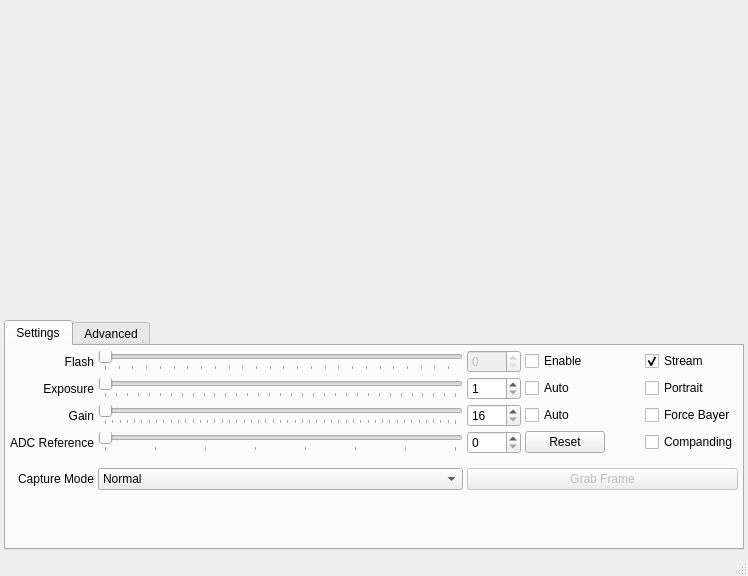
Before: the Qt Designer form cpp/ui/mainwindow.ui in emergent-design/libpsinc, drawn with Qt 5.
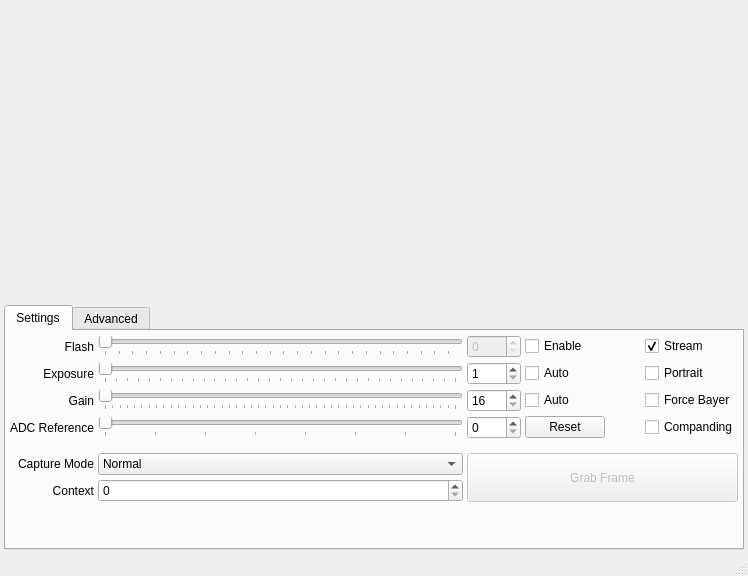
After: the same form once the commit is applied.

Commit message: Added context switching to the qt example application. It now applies the settings on the primary tab (exposure and gain sliders for example) to the appropriate context.

Diff of the .ui file:
```diff
--- a/cpp/ui/mainwindow.ui
+++ b/cpp/ui/mainwindow.ui
@@ -80,7 +80,7 @@
         <property name="spacing">
          <number>4</number>
         </property>
-        <item row="1" column="5">
+        <item row="1" column="6">
          <widget class="QCheckBox" name="portraitCheck">
           <property name="text">
            <string>Portrait</string>
@@ -97,7 +97,7 @@
           </property>
          </widget>
         </item>
-        <item row="3" column="5">
+        <item row="3" column="6">
          <widget class="QCheckBox" name="colourCheck">
           <property name="text">
            <string>Force Bayer</string>
@@ -114,7 +114,7 @@
           </property>
          </widget>
         </item>
-        <item row="1" column="2">
+        <item row="1" column="3">
          <widget class="QSpinBox" name="exposureSpin">
           <property name="minimum">
            <number>1</number>
@@ -124,7 +124,7 @@
           </property>
          </widget>
         </item>
-        <item row="6" column="4">
+        <item row="6" column="5">
          <spacer name="horizontalSpacer">
           <property name="orientation">
            <enum>Qt::Horizontal</enum>
@@ -137,7 +137,14 @@
           </property>
          </spacer>
         </item>
-        <item row="0" column="3">
+        <item row="1" column="4">
+         <widget class="QCheckBox" name="exposureCheck">
+          <property name="text">
+           <string>Auto</string>
+          </property>
+         </widget>
+        </item>
+        <item row="0" column="4">
          <widget class="QCheckBox" name="flashCheck">
           <property name="text">
            <string>Enable</string>
@@ -154,14 +161,7 @@
           </property>
          </widget>
         </item>
-        <item row="1" column="3">
-         <widget class="QCheckBox" name="exposureCheck">
-          <property name="text">
-           <string>Auto</string>
-          </property>
-         </widget>
-        </item>
-        <item row="0" column="1">
+        <item row="0" column="2">
          <widget class="QSlider" name="flashSlider">
           <property name="enabled">
            <bool>false</bool>
@@ -202,7 +202,7 @@
           </property>
          </widget>
         </item>
-        <item row="0" column="2">
+        <item row="0" column="3">
          <widget class="QSpinBox" name="flashSpin">
           <property name="enabled">
            <bool>false</bool>
@@ -212,54 +212,7 @@
           </property>
          </widget>
         </item>
-        <item row="1" column="1">
-         <widget class="QSlider" name="exposureSlider">
-          <property name="minimum">
-           <number>1</number>
-          </property>
-          <property name="maximum">
-           <number>1024</number>
-          </property>
-          <property name="singleStep">
-           <number>8</number>
-          </property>
-          <property name="pageStep">
-           <number>32</number>
-          </property>
-          <property name="orientation">
-           <enum>Qt::Horizontal</enum>
-          </property>
-          <property name="tickPosition">
-           <enum>QSlider::TicksBelow</enum>
-          </property>
-          <property name="tickInterval">
-           <number>32</number>
-          </property>
-         </widget>
-        </item>
-        <item row="3" column="1">
-         <widget class="QSlider" name="gainSlider">
-          <property name="minimum">
-           <number>16</number>
-          </property>
-          <property name="maximum">
-           <number>64</number>
-          </property>
-          <property name="pageStep">
-           <number>8</number>
-          </property>
-          <property name="orientation">
-           <enum>Qt::Horizontal</enum>
-          </property>
-          <property name="tickPosition">
-           <enum>QSlider::TicksBelow</enum>
-          </property>
-          <property name="tickInterval">
-           <number>1</number>
-          </property>
-         </widget>
-        </item>
-        <item row="6" column="1">
+        <item row="6" column="2">
          <widget class="QSlider" name="adcSlider">
           <property name="maximum">
            <number>7</number>
@@ -281,7 +234,68 @@
           </property>
          </widget>
         </item>
+        <item row="1" column="2">
+         <widget class="QSlider" name="exposureSlider">
+          <property name="minimum">
+           <number>1</number>
+          </property>
+          <property name="maximum">
+           <number>1024</number>
+          </property>
+          <property name="singleStep">
+           <number>8</number>
+          </property>
+          <property name="pageStep">
+           <number>32</number>
+          </property>
+          <property name="orientation">
+           <enum>Qt::Horizontal</enum>
+          </property>
+          <property name="tickPosition">
+           <enum>QSlider::TicksBelow</enum>
+          </property>
+          <property name="tickInterval">
+           <number>32</number>
+          </property>
+         </widget>
+        </item>
         <item row="3" column="2">
+         <widget class="QSlider" name="gainSlider">
+          <property name="minimum">
+           <number>16</number>
+          </property>
+          <property name="maximum">
+           <number>64</number>
+          </property>
+          <property name="pageStep">
+           <number>8</number>
+          </property>
+          <property name="orientation">
+           <enum>Qt::Horizontal</enum>
+          </property>
+          <property name="tickPosition">
+           <enum>QSlider::TicksBelow</enum>
+          </property>
+          <property name="tickInterval">
+           <number>1</number>
+          </property>
+         </widget>
+        </item>
+        <item row="6" column="3">
+         <widget class="QSpinBox" name="adcSpin">
+          <property name="maximum">
+           <number>7</number>
+          </property>
+         </widget>
+        </item>
+        <item row="3" column="4">
+         <widget class="QCheckBox" name="gainCheck">
+          <property name="text">
+           <string>Auto</string>
+          </property>
+         </widget>
+        </item>
+        <item row="3" column="3">
          <widget class="QSpinBox" name="gainSpin">
           <property name="suffix">
            <string/>
@@ -294,48 +308,21 @@
           </property>
          </widget>
         </item>
-        <item row="6" column="2">
-         <widget class="QSpinBox" name="adcSpin">
-          <property name="maximum">
-           <number>7</number>
-          </property>
-         </widget>
-        </item>
-        <item row="3" column="3">
-         <widget class="QCheckBox" name="gainCheck">
-          <property name="text">
-           <string>Auto</string>
-          </property>
-         </widget>
-        </item>
-        <item row="6" column="5">
+        <item row="6" column="6">
          <widget class="QCheckBox" name="compandingCheck">
           <property name="text">
            <string>Companding</string>
           </property>
          </widget>
         </item>
-        <item row="6" column="3">
+        <item row="6" column="4">
          <widget class="QPushButton" name="adcReset">
           <property name="text">
            <string>Reset</string>
           </property>
          </widget>
         </item>
-        <item row="9" column="1">
-         <spacer name="verticalSpacer">
-          <property name="orientation">
-           <enum>Qt::Vertical</enum>
-          </property>
-          <property name="sizeHint" stdset="0">
-           <size>
-            <width>20</width>
-            <height>40</height>
-           </size>
-          </property>
-         </spacer>
-        </item>
-        <item row="0" column="5">
+        <item row="0" column="6">
          <widget class="QCheckBox" name="streamCheck">
           <property name="text">
            <string>Stream</string>
@@ -345,33 +332,20 @@
           </property>
          </widget>
         </item>
-        <item row="7" column="1">
-         <spacer name="verticalSpacer_2">
+        <item row="10" column="2">
+         <spacer name="verticalSpacer">
           <property name="orientation">
            <enum>Qt::Vertical</enum>
           </property>
-          <property name="sizeType">
-           <enum>QSizePolicy::Fixed</enum>
-          </property>
           <property name="sizeHint" stdset="0">
            <size>
             <width>20</width>
-            <height>10</height>
+            <height>40</height>
            </size>
           </property>
          </spacer>
         </item>
-        <item row="8" column="2" colspan="4">
-         <widget class="QPushButton" name="grabFrame">
-          <property name="enabled">
-           <bool>false</bool>
-          </property>
-          <property name="text">
-           <string>Grab Frame</string>
-          </property>
-         </widget>
-        </item>
-        <item row="8" column="1">
+        <item row="8" column="2">
          <widget class="QComboBox" name="modeBox">
           <item>
            <property name="text">
@@ -395,6 +369,22 @@
           </item>
          </widget>
         </item>
+        <item row="7" column="2">
+         <spacer name="verticalSpacer_2">
+          <property name="orientation">
+           <enum>Qt::Vertical</enum>
+          </property>
+          <property name="sizeType">
+           <enum>QSizePolicy::Fixed</enum>
+          </property>
+          <property name="sizeHint" stdset="0">
+           <size>
+            <width>20</width>
+            <height>10</height>
+           </size>
+          </property>
+         </spacer>
+        </item>
         <item row="8" column="0">
          <widget class="QLabel" name="modeLabel">
           <property name="text">
@@ -405,6 +395,39 @@
           </property>
          </widget>
         </item>
+        <item row="9" column="0">
+         <widget class="QLabel" name="contextLabel">
+          <property name="text">
+           <string>Context</string>
+          </property>
+          <property name="alignment">
+           <set>Qt::AlignRight|Qt::AlignTrailing|Qt::AlignVCenter</set>
+          </property>
+         </widget>
+        </item>
+        <item row="9" column="2">
+         <widget class="QSpinBox" name="contextSpin">
+          <property name="maximum">
+           <number>1</number>
+          </property>
+         </widget>
+        </item>
+        <item row="8" column="3" rowspan="2" colspan="4">
+         <widget class="QPushButton" name="grabFrame">
+          <property name="enabled">
+           <bool>false</bool>
+          </property>
+          <property name="sizePolicy">
+           <sizepolicy hsizetype="Minimum" vsizetype="Expanding">
+            <horstretch>0</horstretch>
+            <verstretch>0</verstretch>
+           </sizepolicy>
+          </property>
+          <property name="text">
+           <string>Grab Frame</string>
+          </property>
+         </widget>
+        </item>
        </layout>
       </widget>
       <widget class="QWidget" name="advancedTab">
```
The commit also changes 2 other files.
